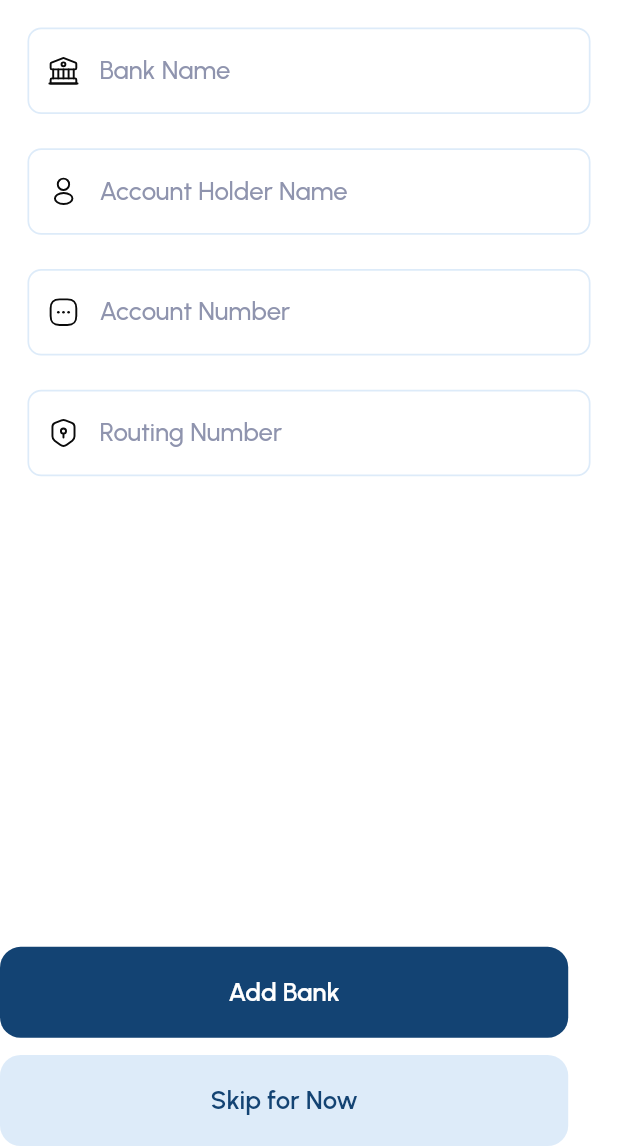
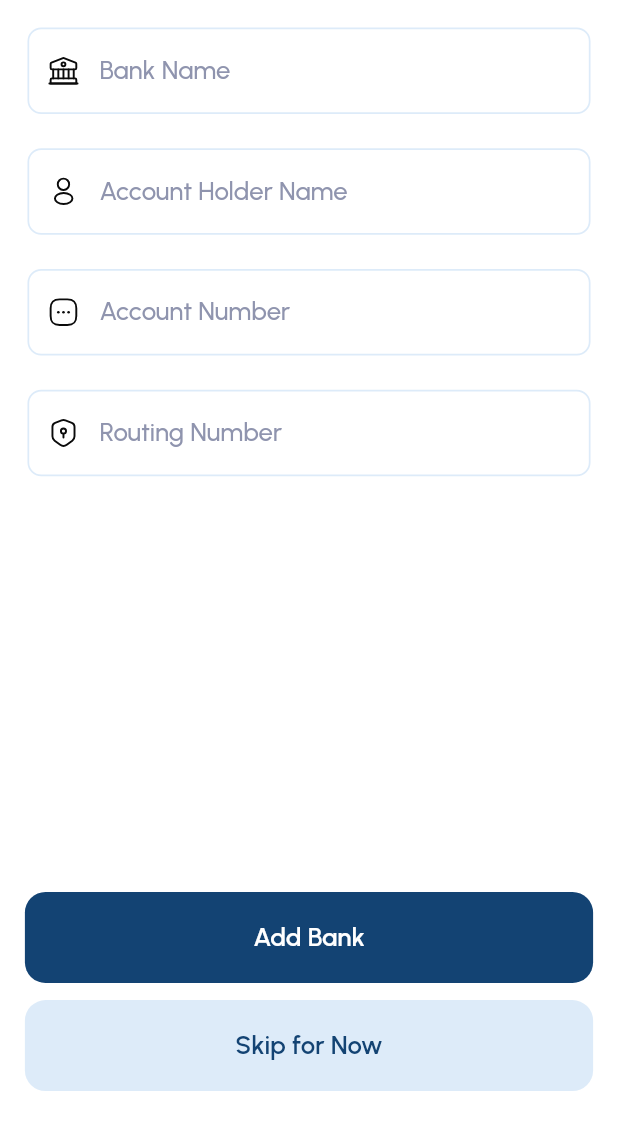
Before and after one commit to jaskaran5/north_nanny, a Flutter app: the BankDetailsView screen opened directly, on a phone screen of 412 x 824 dp, the part 90-1236 px from its top. Run offline on Flutter 3.47's test engine with Material 3 defaults, Android fonts, the phone set to English and light mode, and no system bars; our stand-ins replace dropdown_search, flutter_screenutil, flutter_svg, get, pin_code_fields, syncfusion_flutter_sliders.

Commit message:
fix the ios button issues

```diff
--- a/lib/res/theme/dimens.dart
+++ b/lib/res/theme/dimens.dart
@@ -134,6 +134,11 @@ class Dimens {
     right: sixteen,
     bottom: sixteen,
   );
+  static final EdgeInsets edgeInsetsL16R16B20 = EdgeInsets.only(
+    left: fifteen,
+    right: sixteen,
+    bottom: twentyFive,
+  );
   static final EdgeInsets edgeInsetsR4 = EdgeInsets.only(right: four);
   static final EdgeInsets edgeInsetsR8 = EdgeInsets.only(right: eight);
   static final EdgeInsets edgeInsetsR16 = EdgeInsets.only(right: sixteen);
--- a/lib/views/nanny_views/bank_details/bank_detail_view.dart
+++ b/lib/views/nanny_views/bank_details/bank_detail_view.dart
@@ -24,7 +24,7 @@ class BankDetailsView extends StatelessWidget {
               Get.focusScope?.unfocus();
             },
             child: Column(
-              crossAxisAlignment: CrossAxisAlignment.start,
+              crossAxisAlignment: CrossAxisAlignment.center,
               children: [
                 Expanded(
                   child: SingleChildScrollView(
@@ -125,7 +125,8 @@ class BankDetailsView extends StatelessWidget {
                     ),
                   ),
                 ),
-                CustomButton(
+                Center(
+                  child: CustomButton(
                     title: TranslationKeys.addBank.tr,
                     backGroundColor: AppColors.navyBlue,
                     onTap: () {
@@ -134,6 +135,7 @@ class BankDetailsView extends StatelessWidget {
                         arguments: selectedInterface,
                       );
                     },
+                  ),
                 ),
                 Dimens.boxHeight10,
                 CustomButton(
@@ -147,6 +149,7 @@ class BankDetailsView extends StatelessWidget {
                     );
                   },
                 ),
+                Dimens.boxHeight32,
               ],
             ),
           ),
--- a/lib/views/nanny_views/pricing/pricing_view.dart
+++ b/lib/views/nanny_views/pricing/pricing_view.dart
@@ -17,7 +17,7 @@ class PricingView extends StatelessWidget {
         builder: (controller) => Scaffold(
           appBar: const CustomAppbarWidget(),
           bottomSheet: Container(
-            padding: Dimens.edgeInsetsL16R16B16,
+            padding: Dimens.edgeInsetsL16R16B20,
             child: CustomButton(
               title: TranslationKeys.continueWord.tr,
               backGroundColor: AppColors.navyBlue,
--- a/lib/views/nanny_views/services/services_view.dart
+++ b/lib/views/nanny_views/services/services_view.dart
@@ -23,7 +23,7 @@ class ServicesView extends StatelessWidget {
             title: TranslationKeys.selectServices.tr,
           ),
           bottomSheet: Container(
-            padding: Dimens.edgeInsetsL16R16B16,
+            padding: Dimens.edgeInsetsL16R16B20,
             child: CustomButton(
               title: TranslationKeys.continueWord.tr,
               backGroundColor: AppColors.navyBlue,
--- a/lib/views/signUp/widgets/child_profile.dart
+++ b/lib/views/signUp/widgets/child_profile.dart
@@ -23,7 +23,7 @@ class ChildProfileView extends StatelessWidget {
           appBar: const CustomAppbarWidget(),
           bottomSheet: Container(
             color: Colors.white,
-            padding: Dimens.edgeInsetsL16R16B16,
+            padding: Dimens.edgeInsetsL16R16B20,
             child: Column(
               mainAxisSize: MainAxisSize.min,
               children: [
--- a/lib/views/signUp/widgets/create_child_profile_view.dart
+++ b/lib/views/signUp/widgets/create_child_profile_view.dart
@@ -46,7 +46,7 @@ class CreateChildProfileView extends StatelessWidget {
           ),
           bottomSheet: Container(
             color: AppColors.primaryColor,
-            padding: Dimens.edgeInsetsL16R16B16,
+            padding: Dimens.edgeInsetsL16R16B20,
             child: CustomButton(
               title: TranslationKeys.continueWord.tr,
               backGroundColor: AppColors.navyBlue,
```
Also changed, not shown: lib/views/filter_view/filter_view.dart (+2 -6 lines). Lines whose indentation alone changed are shown as unchanged.
